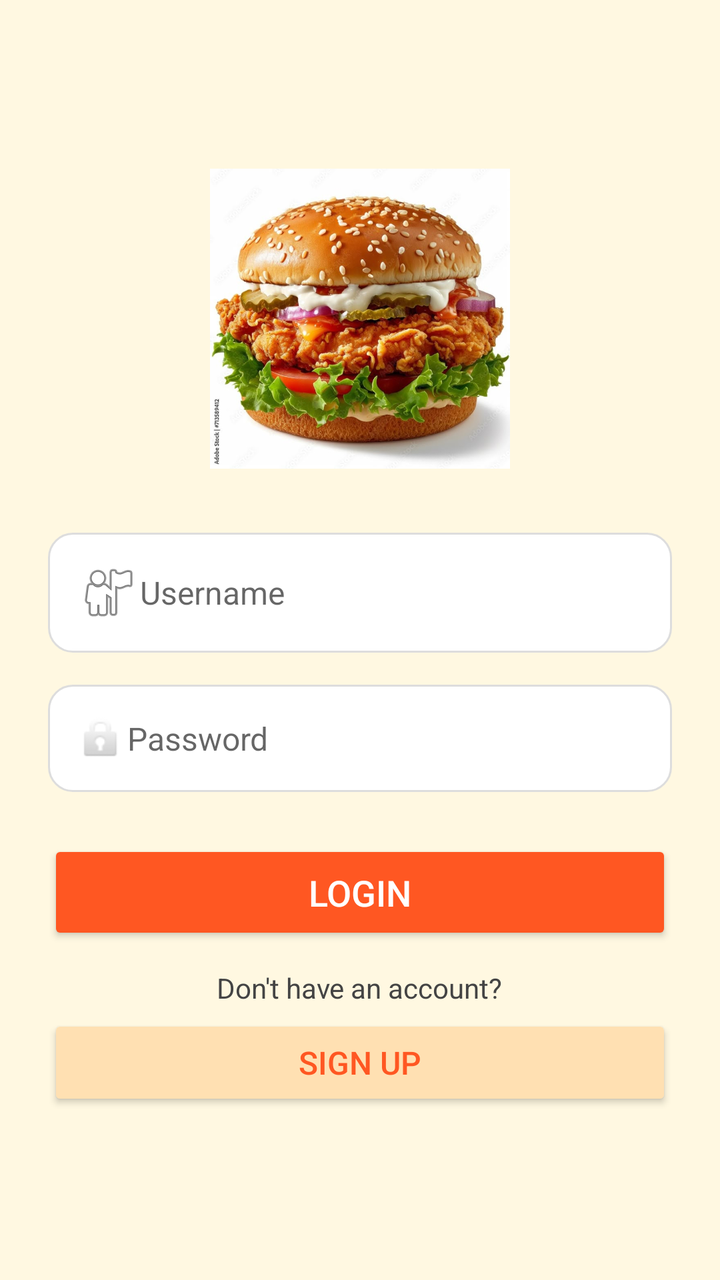
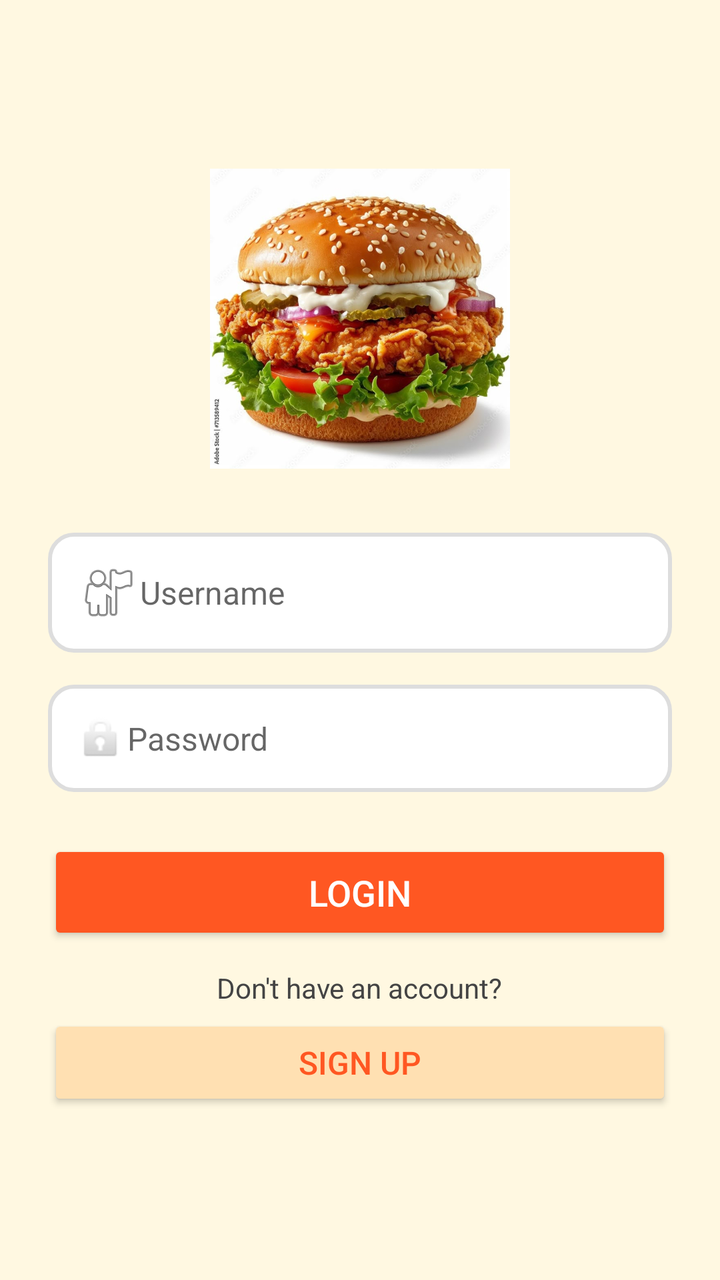

Compare the two renders of this Android layout. The source of the first and the diff that turns it into the second are given below.
<!-- AndroidManifest.xml: application theme Theme.Canteen -->
<!-- res/layout/activity_login.xml -->
<?xml version="1.0" encoding="utf-8"?>
<LinearLayout xmlns:android="http://schemas.android.com/apk/res/android"
    xmlns:tools="http://schemas.android.com/tools"
    android:layout_width="match_parent"
    android:layout_height="match_parent"
    android:orientation="vertical"
    android:gravity="center"
    android:padding="24dp"
    android:background="#FFF8E1"
    tools:context=".LoginActivity">

    <ImageView
        android:layout_width="150dp"
        android:layout_height="150dp"
        android:src="@drawable/burger"
        android:layout_marginBottom="32dp"
        android:contentDescription="App logo" />

    <EditText
        android:id="@+id/etUsername"
        android:layout_width="match_parent"
        android:layout_height="wrap_content"
        android:hint="Username"
        android:drawableStart="@android:drawable/ic_menu_myplaces"
        android:padding="14dp"
        android:textSize="16sp"
        android:background="@drawable/edittext_bg"
        android:layout_marginBottom="16dp" />

    <EditText
        android:id="@+id/etPassword"
        android:layout_width="match_parent"
        android:layout_height="wrap_content"
        android:hint="Password"
        android:inputType="textPassword"
        android:drawableStart="@android:drawable/ic_lock_idle_lock"
        android:padding="14dp"
        android:textSize="16sp"
        android:background="@drawable/edittext_bg"
        android:layout_marginBottom="24dp" />

    <Button
        android:id="@+id/btnLogin"
        android:layout_width="match_parent"
        android:layout_height="wrap_content"
        android:text="Login"
        android:textSize="18sp"
        android:textColor="#FFFFFF"
        android:backgroundTint="#FF5722"
        android:padding="14dp"
        android:layout_marginBottom="12dp" />

    <TextView
        android:layout_width="wrap_content"
        android:layout_height="wrap_content"
        android:text="Don't have an account?"
        android:textSize="14sp"
        android:textColor="#444444"
        android:layout_marginBottom="4dp" />

    <Button
        android:id="@+id/btnSignup"
        android:layout_width="match_parent"
        android:layout_height="wrap_content"
        android:text="Sign Up"
        android:textSize="16sp"
        android:textColor="#FF5722"
        android:backgroundTint="#FFE0B2"
        android:padding="12dp" />
</LinearLayout>
<!-- resources referenced by this layout -->
<resources>
  <!-- drawable burger: jpg bitmap (drawable, 97343 bytes) -->
  <!-- drawable edittext_bg (drawable) -->
  <?xml version="1.0" encoding="utf-8"?>
  <shape xmlns:android="http://schemas.android.com/apk/res/android"
      android:shape="rectangle">
      <solid android:color="#FFFFFF" />
      <corners android:radius="12dp" />
      <stroke
          android:width="1dp"
          android:color="#DDDDDD" />
  </shape>
  <style name="Theme.Canteen" parent="Theme.MaterialComponents.DayNight.DarkActionBar">
          
          <item name="colorPrimary">@color/purple_500</item>
          <item name="colorPrimaryVariant">@color/purple_700</item>
          <item name="colorOnPrimary">@android:color/white</item>
          <item name="colorSecondary">@color/teal_200</item>
      </style>
  <color name="purple_500">#FF6200EE</color>
  <color name="purple_700">#FF3700B3</color>
  <color name="teal_200">#FF03DAC5</color>
</resources>

<!-- the commit's change to res/layout/activity_login.xml (unified diff, before → after) -->
@@ -24,6 +24,7 @@
         android:drawableStart="@android:drawable/ic_menu_myplaces"
         android:padding="14dp"
         android:textSize="16sp"
+        android:textColor="#000000"
         android:background="@drawable/edittext_bg"
         android:layout_marginBottom="16dp" />
 
@@ -36,6 +37,7 @@
         android:drawableStart="@android:drawable/ic_lock_idle_lock"
         android:padding="14dp"
         android:textSize="16sp"
+        android:textColor="#000000"
         android:background="@drawable/edittext_bg"
         android:layout_marginBottom="24dp" />
 
<!-- resource entries referenced after the edit -->
@@ -5,11 +5,18 @@
   <?xml version="1.0" encoding="utf-8"?>
   <shape xmlns:android="http://schemas.android.com/apk/res/android"
       android:shape="rectangle">
+  
+      
       <solid android:color="#FFFFFF" />
+  
+      
+      <stroke android:width="2dp" android:color="#DDDDDD" />
+  
+      
       <corners android:radius="12dp" />
-      <stroke
-          android:width="1dp"
-          android:color="#DDDDDD" />
+  
+      
+      <padding android:left="4dp" android:right="4dp" android:top="4dp" android:bottom="4dp"/>
   </shape>
   <style name="Theme.Canteen" parent="Theme.MaterialComponents.DayNight.DarkActionBar">
           
